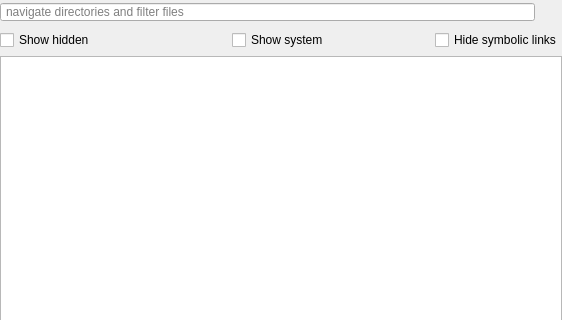
This is forms/filepicker.ui in Tarsnap/tarsnap-gui as Qt 5 draws it before an edit; both pictures show x 0 to 562 and y 0 to 320 of the 562 by 549 pixel window. The edited form follows.
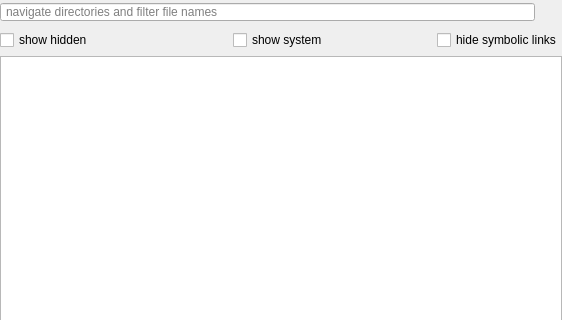
This is the edited form. Icons and pictures are not drawn.

Commit message: Text adjustments.

```diff
--- a/forms/filepicker.ui
+++ b/forms/filepicker.ui
@@ -64,7 +64,7 @@
 }</string>
         </property>
         <property name="placeholderText">
-         <string>navigate directories and filter files</string>
+         <string>navigate directories and filter file names</string>
         </property>
         <property name="clearButtonEnabled">
          <bool>true</bool>
@@ -139,7 +139,7 @@
          <string>List hidden files (on Unix, files starting with a &quot;.&quot;)</string>
         </property>
         <property name="text">
-         <string>Show hidden</string>
+         <string>show hidden</string>
         </property>
        </widget>
       </item>
@@ -149,7 +149,7 @@
          <string>List system files (on Unix, FIFOs, sockets and device files are included; on Windows, .lnk files are included)</string>
         </property>
         <property name="text">
-         <string>Show system</string>
+         <string>show system</string>
         </property>
        </widget>
       </item>
@@ -159,7 +159,7 @@
          <string>Do not list symbolic links (ignored by operating systems that don't support symbolic links)</string>
         </property>
         <property name="text">
-         <string>Hide symbolic links</string>
+         <string>hide symbolic links</string>
         </property>
        </widget>
       </item>
```
